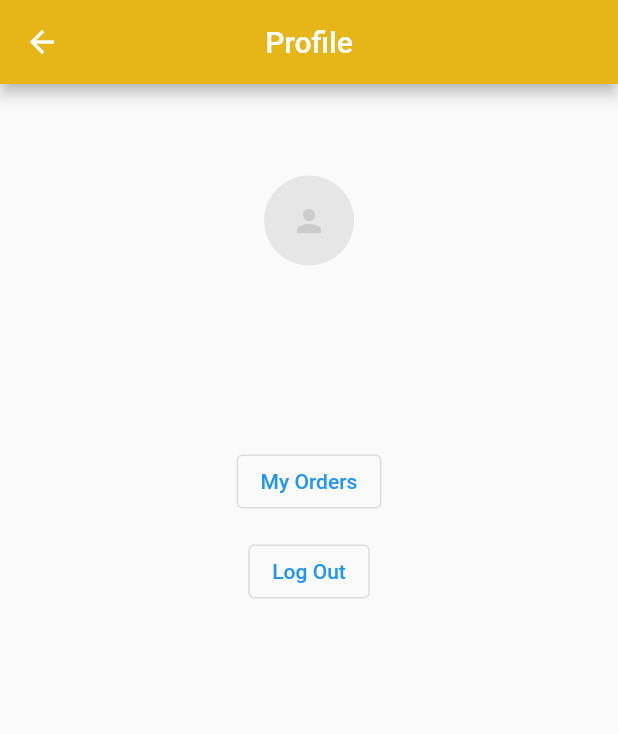
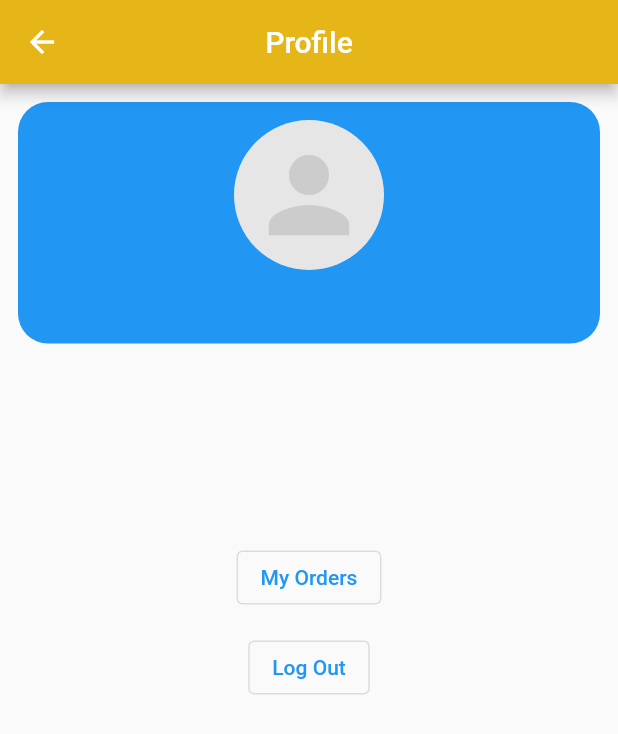
Before and after one commit to moghun/OverBooked, a Flutter app: the ProfilePage screen opened directly, on a phone screen of 412 x 824 dp. Shown: the top 734 px of the screen. Run offline on Flutter 3.47's test engine with Material 2 defaults, Android fonts, the light colour scheme and no system bars; our stand-ins replace email_validator, flutter_rating_bar, fluttertoast, google_fonts; accounts and stored records are empty; network calls fail.

Commit message:
mobile: wip: wishlist and profile pages

```diff
--- a/mobile/lib/components/product_preview.dart
+++ b/mobile/lib/components/product_preview.dart
@@ -80,7 +80,7 @@ class _ProductPreviewState extends State<ProductPreview> {
                             overflow: TextOverflow.ellipsis,
                           ),
                           Text(
-                            widget.product.publisher ?? "",
+                            widget.product.author ?? "",
                             style: kSmallText,
                             textAlign: TextAlign.center,
                             maxLines: 1,
--- a/mobile/lib/pages/cart_page.dart
+++ b/mobile/lib/pages/cart_page.dart
@@ -108,7 +108,7 @@ class _CartPageState extends State<CartPage> {
                                           height: 12,
                                         ),
                                         OutlinedButton(
-                                            onPressed: () {
+                                            onPressed: snapshot.data!.isEmpty ? null : () {
                                               User? user = UserService.getCurrentUser();
                                               if (user == null) {
                                                 Fluttertoast.showToast(
--- a/mobile/lib/pages/profile_page.dart
+++ b/mobile/lib/pages/profile_page.dart
@@ -35,6 +35,27 @@ class _ProfilePageState extends State<ProfilePage> {
               children: [
                 Expanded(
                   child: Column(children: [
+                    Padding(
+                      padding: const EdgeInsets.all(12.0),
+                      child: Row(
+                        children: [
+                          Expanded(
+                            child: Container(
+                              decoration: BoxDecoration(color: Colors.blue, borderRadius: BorderRadius.circular(20)),
+                              child: Column(
+                                children: [
+                                  const SizedBox(
+                                    height: 12,
+                                  ),
+                                  const CircleAvatar(
+                                    backgroundColor: Color(0xffE6E6E6),
+                                    radius: 50,
+                                    child: Icon(
+                                      Icons.person,
+                                      color: Color(0xffCCCCCC),
+                                      size: 80,
+                                    ),
+                                  ),
                                   const SizedBox(
                                     height: 12,
                                   ),
@@ -42,15 +63,11 @@ class _ProfilePageState extends State<ProfilePage> {
                                     user.username!,
                                     style: kHeadingTextStyle,
                                   ),
-                    const SizedBox(
-                      height: 12,
+                                ],
                               ),
-                    const CircleAvatar(
-                      backgroundColor: Color(0xffE6E6E6),
-                      radius: 30,
-                      child: Icon(
-                        Icons.person,
-                        color: Color(0xffCCCCCC),
+                            ),
+                          ),
+                        ],
                       ),
                     ),
                     const SizedBox(
```
Also changed, not shown: mobile/lib/pages/wishlist_page.dart (added, +15 -0 lines), mobile/lib/services/wishlist_service.dart (+6 -5 lines). Lines whose indentation alone changed are shown as unchanged.
